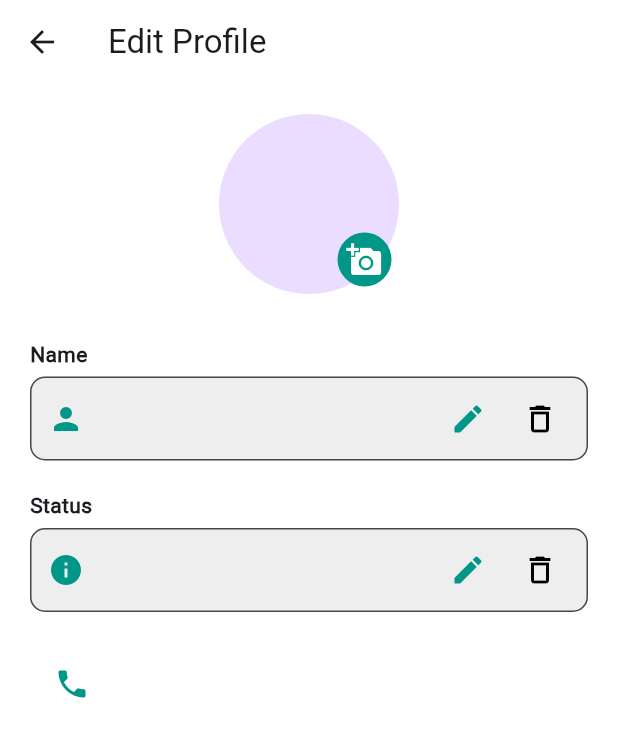
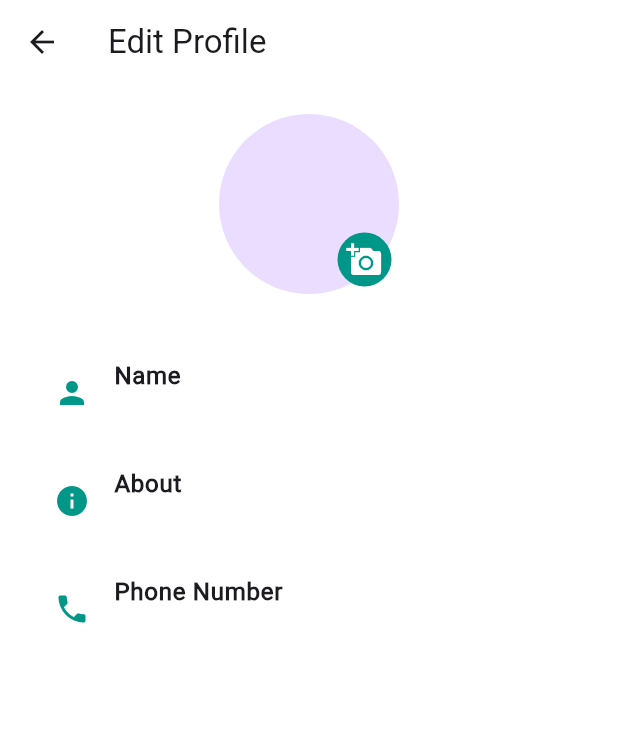
Before and after one commit to PavitraKamat/Whatsapp_clone, a Flutter app: the ProfileEditScreen screen opened directly with empty values, on a phone screen of 412 x 824 dp. Shown: the top 737 px of the screen. Run offline on Flutter 3.47's test engine with Material 3 defaults, Android fonts, the phone set to English and light mode, and no system bars; our stand-ins replace contacts_service, image_picker, permission_handler, shared_preferences, sqflite; accounts and stored records are empty.

```diff
--- a/lib/controller/chat_controller.dart
+++ b/lib/controller/chat_controller.dart
@@ -4,7 +4,6 @@ import 'package:wtsp_clone/data/models/message_model.dart';
 
 class ChatController {
   List<MessageModel> messages = [];
-
   Future<void> loadMessages(String contactId) async {
     messages = await ChatDatabase.instance.getMessages(contactId);
   }
--- a/lib/data/models/profile_image_helper.dart
+++ b/lib/data/models/profile_image_helper.dart
@@ -1,5 +1,3 @@
-import 'dart:math';
-
 // List of default profile images
 final List<String> profileImages = [
   "assets/images/profile4.jpg",
--- a/lib/presentation/screens/calls/call_screen.dart
+++ b/lib/presentation/screens/calls/call_screen.dart
@@ -59,6 +59,7 @@ class _CallScreenState extends State<CallsScreen> {
         elevation: 0,
         actions: [
           PopupMenuButton<String>(
+            icon: Icon(Icons.more_vert),
             onSelected: _onMenuSelected,
             itemBuilder: (BuildContext context) {
               return [
--- a/lib/presentation/screens/contacts/contacts_screen.dart
+++ b/lib/presentation/screens/contacts/contacts_screen.dart
@@ -87,7 +87,6 @@ class _ContactsScreenState extends State<ContactsScreen> {
   @override
   Widget build(BuildContext context) {
     return Scaffold(
-      //appBar: AppBar(title: Text("Contacts")),
       body: Column(
         children: [
           Padding(
--- a/lib/presentation/screens/settings/profile_edit_screen.dart
+++ b/lib/presentation/screens/settings/profile_edit_screen.dart
@@ -1,7 +1,8 @@
 import 'dart:typed_data';
 import 'package:flutter/material.dart';
 import 'package:image_picker/image_picker.dart';
-import 'package:wtsp_clone/presentation/screens/settings/edit_name_screen.dart';
+//import 'package:wtsp_clone/presentation/screens/settings/edit_name_screen.dart';
+import 'package:wtsp_clone/presentation/widgets/bottom_sheet.dart';
 import 'package:wtsp_clone/presentation/widgets/profile_avatar.dart';
 import 'package:wtsp_clone/presentation/widgets/utils.dart';
 
@@ -49,6 +50,22 @@ class _ProfileEditScreenState extends State<ProfileEditScreen> {
     widget.onImageSelected(img);
   }
 
+  void _showEditBottomSheet({
+    required String title,
+    required TextEditingController controller,
+    required Function(String) onSave,
+  }) {
+    showModalBottomSheet(
+      context: context,
+      isScrollControlled: true,
+      builder: (context) => EditBottomSheet(
+        title: title,
+        controller: controller,
+        onSave: onSave,
+      ),
+    );
+  }
+
   @override
   Widget build(BuildContext context) {
     return Scaffold(
@@ -61,83 +78,118 @@ class _ProfileEditScreenState extends State<ProfileEditScreen> {
             child: ProfileAvatar(image: _image, radius: 60, onTap: selectImage),
           ),
           SizedBox(height: 30),
-          _buildEditableField(
-              "Name", _nameController, Icons.person, widget.onNameChanged),
-          _buildEditableField(
-              "Status", _statusController, Icons.info, widget.onStatusChanged),
+          ListTile(
+            leading: Icon(Icons.person, color: Colors.teal),
+            title: Text("Name", style: TextStyle(fontWeight: FontWeight.bold)),
+            subtitle: Text(widget.name),
+            onTap: () => _showEditBottomSheet(
+              title: "Name",
+              controller: _nameController,
+              onSave: widget.onNameChanged,
+            ),
+          ),
+          //Divider(),
+          ListTile(
+            leading: Icon(Icons.info, color: Colors.teal),
+            title: Text("About", style: TextStyle(fontWeight: FontWeight.bold)),
+            subtitle: Text(widget.status),
+            //
+            onTap: () => _showEditBottomSheet(
+              title: "About",
+              controller: _statusController,
+              onSave: widget.onStatusChanged,
+            ),
+          ),
+          //Divider(),
           ListTile(
             leading: Icon(Icons.phone, color: Colors.teal),
-            title: Text(widget.phoneNumber),
+            title: Text("Phone Number",
+                style: TextStyle(fontWeight: FontWeight.bold)),
+            subtitle: Text(widget.phoneNumber),
           ),
         ],
       ),
     );
   }
+}
 
-  Widget _buildEditableField(String label, TextEditingController controller,
-      IconData icon, Function(String) onChanged) {
-    return Column(
-      crossAxisAlignment: CrossAxisAlignment.start,
-      children: [
-        Text(label, style: TextStyle(fontWeight: FontWeight.bold)),
-        SizedBox(height: 5),
-        TextField(
-          controller: controller,
-          onChanged: onChanged,
-          decoration: InputDecoration(
-            prefixIcon: Icon(icon, color: Colors.teal),
-            border: OutlineInputBorder(
-              borderRadius: BorderRadius.circular(10),
-              borderSide: BorderSide(color: Colors.teal),
-            ),
-            filled: true,
-            fillColor: Colors.grey[200], // Light grey background
-            suffixIcon: Padding(
-              padding: EdgeInsets.symmetric(horizontal: 8.0),
-              child: Row(
-                mainAxisSize: MainAxisSize.min,
-                children: [
-                  IconButton(
-                    icon: Icon(Icons.edit, color: Colors.teal),
-                    onPressed: () async {
-                      final result = await Navigator.push(
-                        context,
-                        MaterialPageRoute(
-                          builder: (context) => EditNameScreen(
-                            name: _nameController.text,
-                            status: _statusController.text,
-                          ),
-                        ),
-                      );
+//           _buildEditableField(
+//               "Name", _nameController, Icons.person, widget.onNameChanged),
+//           _buildEditableField(
+//               "Status", _statusController, Icons.info, widget.onStatusChanged),
+//           ListTile(
+//             leading: Icon(Icons.phone, color: Colors.teal),
+//             title: Text(widget.phoneNumber),
+//           ),
+//         ],
+//       ),
+//     );
+//   }
 
-                      // If the user saves changes, update the profile screen
-                      if (result != null && result is Map<String, String>) {
-                        setState(() {
-                          _nameController.text = result['name']!;
-                          _statusController.text = result['status']!;
-                        });
+//   Widget _buildEditableField(String label, TextEditingController controller,
+//       IconData icon, Function(String) onChanged) {
+//     return Column(
+//       crossAxisAlignment: CrossAxisAlignment.start,
+//       children: [
+//         Text(label, style: TextStyle(fontWeight: FontWeight.bold)),
+//         SizedBox(height: 5),
+//         TextField(
+//           controller: controller,
+//           onChanged: onChanged,
+//           decoration: InputDecoration(
+//             prefixIcon: Icon(icon, color: Colors.teal),
+//             border: OutlineInputBorder(
+//               borderRadius: BorderRadius.circular(10),
+//               borderSide: BorderSide(color: Colors.teal),
+//             ),
+//             filled: true,
+//             fillColor: Colors.grey[200], // Light grey background
+//             suffixIcon: Padding(
+//               padding: EdgeInsets.symmetric(horizontal: 8.0),
+//               child: Row(
+//                 mainAxisSize: MainAxisSize.min,
+//                 children: [
+//                   IconButton(
+//                     icon: Icon(Icons.edit, color: Colors.teal),
+//                     onPressed: () async {
+//                       final result = await Navigator.push(
+//                         context,
+//                         MaterialPageRoute(
+//                           builder: (context) => EditNameScreen(
+//                             name: _nameController.text,
+//                             status: _statusController.text,
+//                           ),
+//                         ),
+//                       );
 
-                        widget.onNameChanged(result['name']!);
-                        widget.onStatusChanged(result['status']!);
-                      }
-                    },
-                  ),
-                  IconButton(
-                    icon: Icon(Icons.delete_outline, color: Colors.black),
-                    onPressed: () {
-                      setState(() {
-                        controller.clear();
-                      });
-                      onChanged("");
-                    },
-                  ),
-                ],
-              ),
-            ),
-          ),
-        ),
-        SizedBox(height: 20),
-      ],
-    );
-  }
-}
+//                       // If the user saves changes, update the profile screen
+//                       if (result != null && result is Map<String, String>) {
+//                         setState(() {
+//                           _nameController.text = result['name']!;
+//                           _statusController.text = result['status']!;
+//                         });
+
+//                         widget.onNameChanged(result['name']!);
+//                         widget.onStatusChanged(result['status']!);
+//                       }
+//                     },
+//                   ),
+//                   IconButton(
+//                     icon: Icon(Icons.delete_outline, color: Colors.black),
+//                     onPressed: () {
+//                       setState(() {
+//                         controller.clear();
+//                       });
+//                       onChanged("");
+//                     },
+//                   ),
+//                 ],
+//               ),
+//             ),
+//           ),
+//         ),
+//         SizedBox(height: 20),
+//       ],
+//     );
+//   }
+// }
--- a/lib/presentation/screens/splash/splash_screen.dart
+++ b/lib/presentation/screens/splash/splash_screen.dart
@@ -12,7 +12,11 @@ class _SplashScreenState extends State<SplashScreen> {
   @override
   void initState() {
     super.initState();
-    Timer(Duration(seconds: 2), () {
+    _navigateToHomeScreen();
+  }
+
+  Timer _navigateToHomeScreen() {
+    return Timer(Duration(seconds: 2), () {
       Navigator.pushReplacement(
           context, MaterialPageRoute(builder: (context) => HomeScreen()));
     });
--- a/lib/presentation/widgets/utils.dart
+++ b/lib/presentation/widgets/utils.dart
@@ -1,4 +1,3 @@
-import 'package:flutter/material.dart';
 import 'package:image_picker/image_picker.dart';
 
 pickImage(ImageSource source) async {
```
Also changed, not shown: lib/data/models/contact_model.dart (+0 -19 lines), lib/data/models/status_moodel.dart (added, +12 -0 lines), lib/presentation/screens/home/home_screen.dart (+12 -3 lines), lib/presentation/screens/settings/edit_name_screen.dart (+65 -65 lines), lib/presentation/screens/updates/status_view_screen.dart (added, +21 -0 lines), lib/presentation/screens/updates/text_status_screen.dart (added, +152 -0 lines), lib/presentation/screens/updates/updates_screen.dart (+70 -16 lines), lib/presentation/widgets/bottom_sheet.dart (added, +62 -0 lines), assets/images/channel1.png (added), assets/images/contact1.jpg (added), assets/images/contact3.jpg (added).
